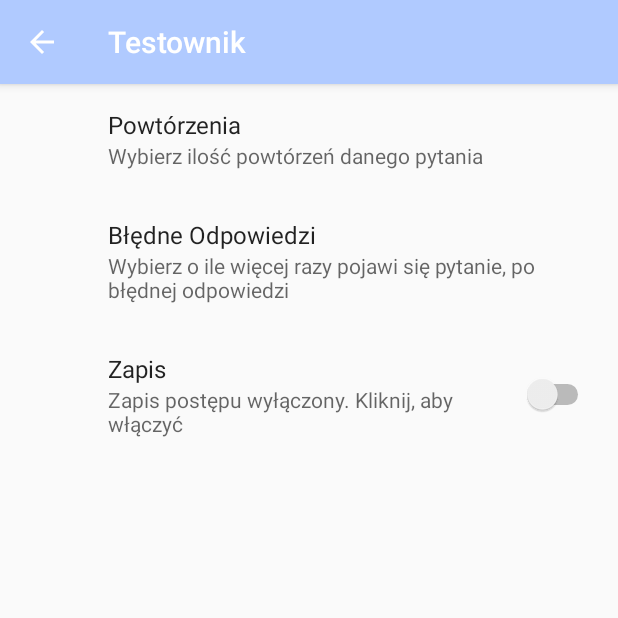
After one commit to Vango121/Testownikv2, an Android app: the fragment SettingsFragment placed in its activity, on a phone screen of 412 x 824 dp, the top half of it. The commit adds this screen. Run offline under Robolectric (Android 15) with nearby library versions, the phone set to English and light mode, and no system bars; our stand-ins replace Dagger/Hilt's generated code, androidx.preference; libraries missing offline, so code that uses them is left out: androidx.hilt.lifecycle; Roboto replaces fonts that are not available here.

Commit message:
room db fix, Added settings,

```diff
--- a/app/build.gradle
+++ b/app/build.gradle
@@ -55,8 +55,11 @@ dependencies {
     implementation "com.squareup.retrofit2:converter-scalars:2.9.0"
 
     implementation 'com.daasuu:animateHorizontalProgressBar:0.2.4'
-    implementation 'com.github.GrenderG:Toasty:1.4.2'
+    implementation 'com.github.GrenderG:Toasty:1.5.0'
     //rxjava androidd
     implementation 'io.reactivex.rxjava3:rxandroid:3.0.0'
     implementation 'io.reactivex.rxjava3:rxjava:3.0.0'
+
+
+    implementation "androidx.preference:preference:1.1.1"
 }
--- a/app/src/main/java/com/vango/testownik/di/RetrofitModule.java
+++ b/app/src/main/java/com/vango/testownik/di/RetrofitModule.java
@@ -34,7 +34,7 @@ public class RetrofitModule {
         Gson gson =new GsonBuilder().setLenient()
                 .registerTypeAdapter(type, new QuizConverter()).create();
        Retrofit retrofit= new Retrofit.Builder()
-                .baseUrl("http://hackheroes.cba.pl/")
+                .baseUrl("https://hackheroes.cba.pl/")
                 .addConverterFactory(ScalarsConverterFactory.create())
                 .addConverterFactory(GsonConverterFactory.create(gson))
                 .client(client)
--- a/app/src/main/java/com/vango/testownik/di/RoomModule.java
+++ b/app/src/main/java/com/vango/testownik/di/RoomModule.java
@@ -25,7 +25,7 @@ public class RoomModule {
                 .databaseBuilder(
                         context,
                         QuizDatabase.class,
-                "quiz_db")
+                "quiz_db4")
                 .allowMainThreadQueries()
             .fallbackToDestructiveMigration()
                 .build();
--- a/app/src/main/java/com/vango/testownik/model/room/Miernictwo.java
+++ b/app/src/main/java/com/vango/testownik/model/room/Miernictwo.java
@@ -3,17 +3,15 @@ package com.vango.testownik.model.room;
 import com.vango.testownik.model.Answer;
 import com.vango.testownik.model.QuizModel;
 
-import androidx.room.ColumnInfo;
 import androidx.room.Entity;
-import androidx.room.PrimaryKey;
 
 @Entity(tableName = "miernictwo_table")
 public class Miernictwo extends QuizModel {
 
     public Miernictwo(Integer id, String question, Answer answerA, Answer answerB, Answer answerC, Answer answerD) {
         super(id, question, answerA, answerB, answerC, answerD);
+    }
 
-    }
     public QuizModel cast(){
         return new QuizModel(getId(),getQuestion(),getAnswerA(),getAnswerB(),getAnswerC(),getAnswerD());
     }
--- a/app/src/main/java/com/vango/testownik/room/Dao/MiernictwoDao.java
+++ b/app/src/main/java/com/vango/testownik/room/Dao/MiernictwoDao.java
@@ -1,5 +1,6 @@
 package com.vango.testownik.room.Dao;
 
+import com.vango.testownik.model.Answer;
 import com.vango.testownik.model.room.Miernictwo;
 
 import java.util.List;
@@ -24,4 +25,7 @@ public interface MiernictwoDao {
 
     @Query("SELECT COUNT(id) FROM miernictwo_table")
     LiveData<Integer> getRowCount();
+
+    @Query("UPDATE miernictwo_table SET question = :question , answerA = :answerA, answerB = :answerB, answerC= :answerC, answerD= :answerD WHERE id = :itemid  ")
+    void updateWithoutCount(Integer itemid,String question, Answer answerA,Answer answerB,Answer answerC,Answer answerD);
 }
--- a/app/src/main/java/com/vango/testownik/room/QuizDatabase.java
+++ b/app/src/main/java/com/vango/testownik/room/QuizDatabase.java
@@ -7,7 +7,7 @@ import androidx.room.Database;
 import androidx.room.RoomDatabase;
 import androidx.room.TypeConverters;
 
-@Database(entities = Miernictwo.class, version = 2)
+@Database(entities = Miernictwo.class, version = 12)
 @TypeConverters(Converter.class)
 public abstract class QuizDatabase extends RoomDatabase {
     public abstract MiernictwoDao miernictwoDao();
--- /dev/null
+++ b/app/src/main/java/com/vango/testownik/ui/SettingsFragment.java
@@ -0,0 +1,31 @@
+package com.vango.testownik.ui;
+
+import android.os.Bundle;
+import android.view.MenuItem;
+
+import com.vango.testownik.MainActivity;
+import com.vango.testownik.R;
+import com.vango.testownik.ui.main.MainFragment;
+
+import androidx.annotation.NonNull;
+import androidx.appcompat.app.ActionBar;
+import androidx.preference.PreferenceFragmentCompat;
+
+public class SettingsFragment extends PreferenceFragmentCompat {
+    @Override
+    public void onCreatePreferences(Bundle savedInstanceState, String rootKey) {
+        addPreferencesFromResource(R.xml.preference);
+        ActionBar actionBar =((MainActivity)getActivity()).getSupportActionBar();
+        actionBar.setDisplayHomeAsUpEnabled(true);
+        setHasOptionsMenu(true);
+    }
+
+    @Override
+    public boolean onOptionsItemSelected(@NonNull MenuItem item) {
+        if(item.getItemId()==android.R.id.home){
+            ((MainActivity)getActivity()).replaceFragment(MainFragment.class,"");
+            return true;
+        }
+        return super.onOptionsItemSelected(item);
+    }
+}
--- a/app/src/main/java/com/vango/testownik/ui/main/MainFragment.java
+++ b/app/src/main/java/com/vango/testownik/ui/main/MainFragment.java
@@ -17,6 +17,9 @@ import androidx.recyclerview.widget.RecyclerView;
 import dagger.hilt.android.AndroidEntryPoint;
 
 import android.view.LayoutInflater;
+import android.view.Menu;
+import android.view.MenuInflater;
+import android.view.MenuItem;
 import android.view.View;
 import android.view.ViewGroup;
 import android.view.WindowManager;
@@ -26,6 +29,7 @@ import com.vango.testownik.R;
 import com.vango.testownik.databinding.MainFragmentBinding;
 import com.vango.testownik.model.MainModel;
 import com.vango.testownik.ui.QuizFragment;
+import com.vango.testownik.ui.SettingsFragment;
 
 import java.util.ArrayList;
 import java.util.Arrays;
@@ -58,10 +62,24 @@ public class MainFragment extends Fragment implements MainAdapter.OnNoteListener
         actionBar.setBackgroundDrawable(new ColorDrawable(Color.parseColor("#B0CAFF")));
         actionBar.setDisplayHomeAsUpEnabled(false);
         getActivity().getWindow().clearFlags(WindowManager.LayoutParams.FLAG_FULLSCREEN);
-
+        setHasOptionsMenu(true);
         mViewModel = new ViewModelProvider(this).get(MainViewModel.class);
         setRecyclerView();
         return view;
+    }
+
+    @Override
+    public void onCreateOptionsMenu(@NonNull Menu menu, @NonNull MenuInflater inflater) {
+        inflater.inflate(R.menu.menu,menu);
+        super.onCreateOptionsMenu(menu, inflater);
+    }
+
+    @Override
+    public boolean onOptionsItemSelected(@NonNull MenuItem item) {
+        if(item.getItemId()==R.id.Ustawienia){
+            ((MainActivity)getActivity()).replaceFragment(SettingsFragment.class,"Settings");
+        }
+        return super.onOptionsItemSelected(item);
     }
 
     public void setRecyclerView(){
--- a/app/src/main/res/layout/quiz_fragment.xml
+++ b/app/src/main/res/layout/quiz_fragment.xml
@@ -119,8 +119,6 @@
         android:layout_width="0dp"
         android:layout_height="0dp"
         android:layout_marginTop="5dp"
-        android:max="@={viewmodel.questionCount}"
-        android:progress="@={viewmodel.goodAnswers}"
         app:ahp_backgroundColor="@color/ProgressBarBottom"
         app:ahp_progressColor="@color/ProgressBar"
         app:layout_constraintBottom_toTopOf="@+id/guidelineProgressBottom"
@@ -254,5 +252,6 @@
         app:layout_constraintStart_toStartOf="@+id/guideline"
         app:layout_constraintTop_toBottomOf="@+id/guideline10"
         app:layout_constraintBottom_toTopOf="@+id/guideline11"/>
+
 </androidx.constraintlayout.widget.ConstraintLayout>
 </layout>
--- /dev/null
+++ b/app/src/main/res/menu/menu.xml
@@ -0,0 +1,13 @@
+<?xml version="1.0" encoding="utf-8"?>
+<menu xmlns:app="http://schemas.android.com/apk/res-auto"
+    xmlns:android="http://schemas.android.com/apk/res/android">
+
+    <item
+        android:id="@+id/Ustawienia"
+        android:checkable="false"
+        android:enabled="true"
+        android:icon="@android:drawable/ic_menu_preferences"
+        android:title="Ustawienia"
+        android:visible="true"
+        app:showAsAction="ifRoom" />
+</menu>
--- a/app/src/main/res/values/strings.xml
+++ b/app/src/main/res/values/strings.xml
@@ -1,3 +1,11 @@
 <resources>
     <string name="app_name">Testownik</string>
+    <string-array name="Values">
+        <item>1</item>
+        <item>2</item>
+        <item>3</item>
+        <item>4</item>
+        <item>5</item>
+        <item>6</item>
+    </string-array>
 </resources>
--- /dev/null
+++ b/app/src/main/res/xml/preference.xml
@@ -0,0 +1,31 @@
+<?xml version="1.0" encoding="utf-8"?>
+<androidx.preference.PreferenceScreen xmlns:android="http://schemas.android.com/apk/res/android">
+
+
+    <ListPreference
+        android:key="Multiply"
+        android:title="Powtórzenia"
+        android:summary="Wybierz ilość powtórzeń danego pytania"
+        android:defaultValue="5"
+        android:entries="@array/Values"
+        android:entryValues="@array/Values"
+
+        />
+    <ListPreference
+        android:key="Wrong"
+        android:title="Błędne Odpowiedzi"
+        android:summary="Wybierz o ile więcej razy pojawi się pytanie, po błędnej odpowiedzi"
+        android:defaultValue="3"
+        android:entries="@array/Values"
+        android:entryValues="@array/Values"
+
+        />
+    <SwitchPreference
+        android:defaultValue="false"
+        android:key="Autosave"
+        android:title="Zapis"
+        android:summaryOn="Zapis postępu włączony. Kliknij, aby wyłączyć"
+        android:summaryOff="Zapis postępu wyłączony. Kliknij, aby włączyć"
+        />
+
+</androidx.preference.PreferenceScreen>
```
Also changed, not shown: app/src/main/java/com/vango/testownik/model/QuizModel.java (+9 -7 lines), app/src/main/java/com/vango/testownik/repository/Repository.java (+45 -1 lines), app/src/main/java/com/vango/testownik/ui/QuizFragment.java (+13 -9 lines), app/src/main/java/com/vango/testownik/ui/QuizViewModel.java (+38 -5 lines).
